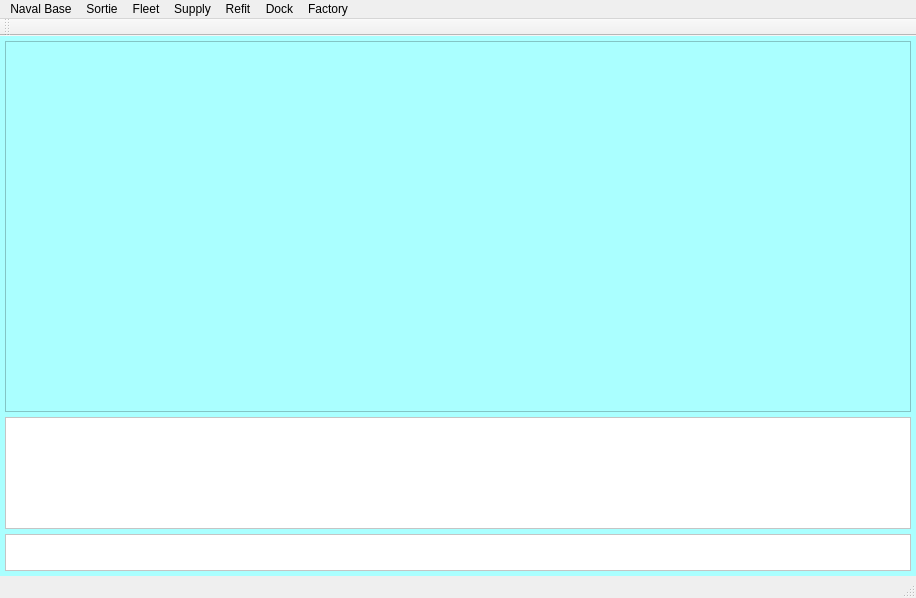
ibicdlcod/GuoMuoRuoProject, file CyberFleet/ClientGUI/ui/mainwindow.ui: the form before one commit.
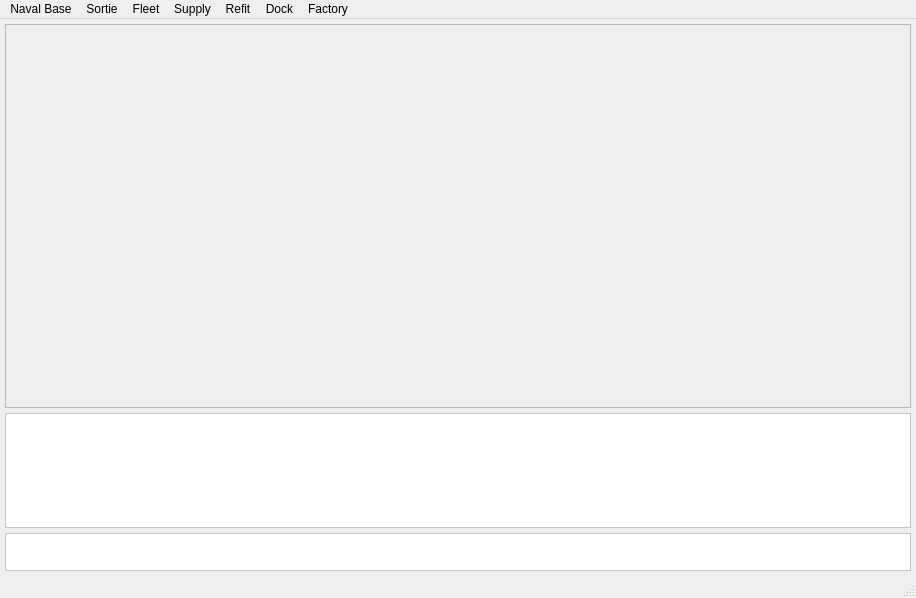
The form after the commit.

Diff of the .ui file:
```diff
--- a/CyberFleet/ClientGUI/ui/mainwindow.ui
+++ b/CyberFleet/ClientGUI/ui/mainwindow.ui
@@ -15,7 +15,7 @@
   </property>
   <widget class="QWidget" name="centralwidget">
    <property name="styleSheet">
-    <string notr="true">background-color: rgb(170, 255, 255);</string>
+    <string notr="true"/>
    </property>
    <layout class="QVBoxLayout" name="verticalLayout">
     <property name="spacing">
@@ -42,8 +42,7 @@
        </sizepolicy>
       </property>
       <property name="styleSheet">
-       <string notr="true">background-color: rgb(170, 255, 255);
-border-color: rgb(170, 255, 255);</string>
+       <string notr="true"/>
       </property>
       <property name="frameShape">
        <enum>QFrame::StyledPanel</enum>
@@ -191,7 +190,8 @@
        <bool>false</bool>
       </property>
       <property name="styleSheet">
-       <string notr="true">background-color: rgb(255, 255, 255);</string>
+       <string notr="true">background-color: rgb(255, 255, 255);
+color: rgb(0, 0, 0);</string>
       </property>
      </widget>
     </item>
@@ -254,17 +254,6 @@
    <addaction name="menuFactory"/>
   </widget>
   <widget class="QStatusBar" name="statusbar"/>
-  <widget class="QToolBar" name="toolBar">
-   <property name="windowTitle">
-    <string>toolBar</string>
-   </property>
-   <attribute name="toolBarArea">
-    <enum>TopToolBarArea</enum>
-   </attribute>
-   <attribute name="toolBarBreak">
-    <bool>false</bool>
-   </attribute>
-  </widget>
   <action name="actionDevelop_Equipment">
    <property name="text">
     <string>Develop Equipment</string>
```
